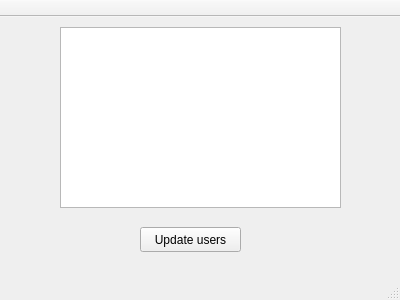
Above: shareloc.ui from hacksdump/ShareLoc before the change. Below: the same form after it.
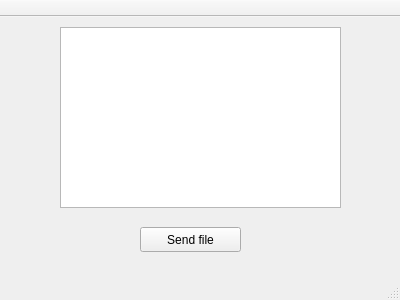
That is the form after the change.

```diff
--- a/shareloc.ui
+++ b/shareloc.ui
@@ -37,7 +37,7 @@
      </rect>
     </property>
     <property name="text">
-     <string>Update users</string>
+     <string>Send file</string>
     </property>
    </widget>
   </widget>
```
